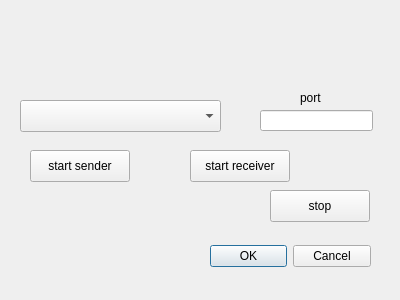
Before: the Qt Designer form syncsetup.ui in HerrSteiner/gravel, drawn with Qt 5.
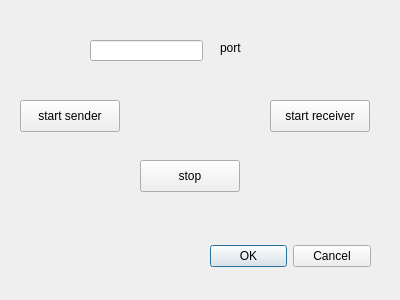
After: the same form once the commit is applied.

Patch:
```diff
--- a/syncsetup.ui
+++ b/syncsetup.ui
@@ -32,31 +32,21 @@
   <widget class="QPushButton" name="startSenderButton">
    <property name="geometry">
     <rect>
-     <x>30</x>
-     <y>150</y>
-     <width>100</width>
-     <height>32</height>
-    </rect>
-   </property>
-   <property name="text">
-    <string>start sender</string>
-   </property>
-  </widget>
-  <widget class="QComboBox" name="networkComboBox">
-   <property name="geometry">
-    <rect>
      <x>20</x>
      <y>100</y>
-     <width>201</width>
+     <width>100</width>
      <height>32</height>
     </rect>
    </property>
+   <property name="text">
+    <string>start sender</string>
+   </property>
   </widget>
   <widget class="QLineEdit" name="portEdit">
    <property name="geometry">
     <rect>
-     <x>260</x>
-     <y>110</y>
+     <x>90</x>
+     <y>40</y>
      <width>113</width>
      <height>21</height>
     </rect>
@@ -65,8 +55,8 @@
   <widget class="QPushButton" name="startReceiverButton">
    <property name="geometry">
     <rect>
-     <x>190</x>
-     <y>150</y>
+     <x>270</x>
+     <y>100</y>
      <width>100</width>
      <height>32</height>
     </rect>
@@ -78,8 +68,8 @@
   <widget class="QPushButton" name="stopButton">
    <property name="geometry">
     <rect>
-     <x>270</x>
-     <y>190</y>
+     <x>140</x>
+     <y>160</y>
      <width>100</width>
      <height>32</height>
     </rect>
@@ -91,8 +81,8 @@
   <widget class="QLabel" name="label">
    <property name="geometry">
     <rect>
-     <x>300</x>
-     <y>90</y>
+     <x>220</x>
+     <y>40</y>
      <width>31</width>
      <height>16</height>
     </rect>
```
